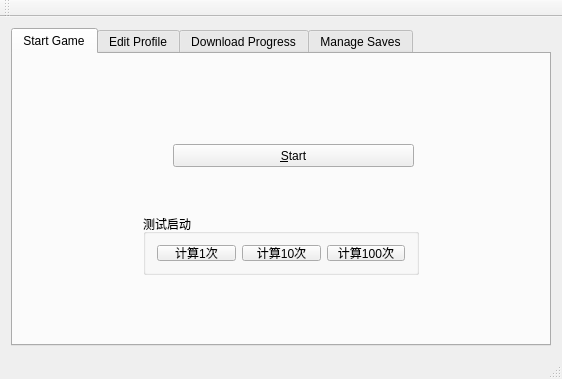
Before: the Qt Designer form Kaminec/kamineclauncher.ui in kaniol-lck/Kaminec, drawn with Qt 5.
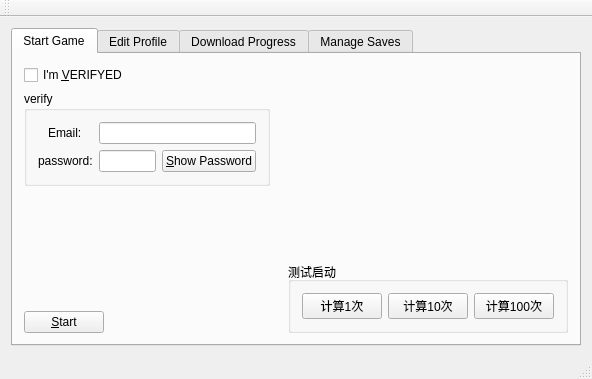
After: the same form once the commit is applied. The open tabs and pages were chosen to show the change.

Commit message: AuthCheck completed!

What changed in the file:
```diff
--- a/Kaminec/kamineclauncher.ui
+++ b/Kaminec/kamineclauncher.ui
@@ -6,12 +6,12 @@
    <rect>
     <x>0</x>
     <y>0</y>
-    <width>562</width>
+    <width>592</width>
     <height>379</height>
    </rect>
   </property>
   <property name="sizePolicy">
-   <sizepolicy hsizetype="Preferred" vsizetype="Preferred">
+   <sizepolicy hsizetype="Maximum" vsizetype="Preferred">
     <horstretch>0</horstretch>
     <verstretch>0</verstretch>
    </sizepolicy>
@@ -21,7 +21,7 @@
   </property>
   <widget class="QWidget" name="centralWidget">
    <layout class="QGridLayout" name="gridLayout">
-    <item row="0" column="0">
+    <item row="0" column="1">
      <widget class="QTabWidget" name="moduleSwitch">
       <property name="currentIndex">
        <number>1</number>
@@ -30,55 +30,186 @@
        <attribute name="title">
         <string>Start Game</string>
        </attribute>
+       <layout class="QGridLayout" name="gridLayout_7">
+        <item row="0" column="0">
+         <layout class="QHBoxLayout" name="horizontalLayout_16">
+          <item>
+           <layout class="QVBoxLayout" name="verticalLayout_3">
+            <item>
+             <layout class="QHBoxLayout" name="horizontalLayout_17">
+              <item>
+               <widget class="QCheckBox" name="verify_cb">
+                <property name="sizePolicy">
+                 <sizepolicy hsizetype="Expanding" vsizetype="Fixed">
+                  <horstretch>0</horstretch>
+                  <verstretch>0</verstretch>
+                 </sizepolicy>
+                </property>
+                <property name="text">
+                 <string>I'm &amp;VERIFYED</string>
+                </property>
+               </widget>
+              </item>
+              <item>
+               <spacer name="horizontalSpacer_4">
+                <property name="orientation">
+                 <enum>Qt::Horizontal</enum>
+                </property>
+                <property name="sizeHint" stdset="0">
+                 <size>
+                  <width>40</width>
+                  <height>20</height>
+                 </size>
+                </property>
+               </spacer>
+              </item>
+             </layout>
+            </item>
+            <item>
+             <widget class="QGroupBox" name="verifyBox">
+              <property name="title">
+               <string>verify</string>
+              </property>
+              <layout class="QGridLayout" name="gridLayout_6">
+               <item row="0" column="0">
+                <layout class="QVBoxLayout" name="verticalLayout">
+                 <item alignment="Qt::AlignHCenter">
+                  <widget class="QLabel" name="email_label">
+                   <property name="text">
+                    <string>Email:</string>
+                   </property>
+                   <property name="buddy">
+                    <cstring>email_le</cstring>
+                   </property>
+                  </widget>
+                 </item>
+                 <item alignment="Qt::AlignHCenter">
+                  <widget class="QLabel" name="password_label">
+                   <property name="text">
+                    <string>password:</string>
+                   </property>
+                   <property name="buddy">
+                    <cstring>password_le</cstring>
+                   </property>
+                  </widget>
+                 </item>
+                </layout>
+               </item>
+               <item row="0" column="1">
+                <layout class="QVBoxLayout" name="verticalLayout_2">
+                 <item>
+                  <widget class="QLineEdit" name="email_le"/>
+                 </item>
+                 <item>
+                  <layout class="QHBoxLayout" name="horizontalLayout_15">
+                   <item>
+                    <widget class="QLineEdit" name="password_le"/>
+                   </item>
+                   <item alignment="Qt::AlignHCenter">
+                    <widget class="QPushButton" name="showPassword_pb">
+                     <property name="text">
+                      <string>&amp;Show Password</string>
+                     </property>
+                    </widget>
+                   </item>
+                  </layout>
+                 </item>
+                </layout>
+               </item>
+              </layout>
+             </widget>
+            </item>
+            <item>
+             <spacer name="verticalSpacer_2">
+              <property name="orientation">
+               <enum>Qt::Vertical</enum>
+              </property>
+              <property name="sizeHint" stdset="0">
+               <size>
+                <width>20</width>
+                <height>40</height>
+               </size>
+              </property>
+             </spacer>
+            </item>
+            <item>
        <widget class="QPushButton" name="start_pb">
-        <property name="geometry">
-         <rect>
-          <x>160</x>
-          <y>90</y>
-          <width>241</width>
-          <height>23</height>
-         </rect>
+              <property name="sizePolicy">
+               <sizepolicy hsizetype="Maximum" vsizetype="Preferred">
+                <horstretch>0</horstretch>
+                <verstretch>0</verstretch>
+               </sizepolicy>
         </property>
         <property name="text">
          <string>&amp;Start</string>
         </property>
        </widget>
+            </item>
+           </layout>
+          </item>
+          <item>
+           <spacer name="horizontalSpacer_3">
+            <property name="orientation">
+             <enum>Qt::Horizontal</enum>
+            </property>
+            <property name="sizeHint" stdset="0">
+             <size>
+              <width>63</width>
+              <height>20</height>
+             </size>
+            </property>
+           </spacer>
+          </item>
+          <item>
+           <layout class="QVBoxLayout" name="verticalLayout_4">
+            <item>
+             <spacer name="verticalSpacer_3">
+              <property name="orientation">
+               <enum>Qt::Vertical</enum>
+              </property>
+              <property name="sizeHint" stdset="0">
+               <size>
+                <width>20</width>
+                <height>186</height>
+               </size>
+              </property>
+             </spacer>
+            </item>
+            <item>
        <widget class="QGroupBox" name="groupBox">
-        <property name="geometry">
-         <rect>
-          <x>130</x>
-          <y>160</y>
-          <width>276</width>
-          <height>61</height>
-         </rect>
-        </property>
         <property name="title">
          <string>测试启动</string>
         </property>
         <layout class="QGridLayout" name="gridLayout_3">
-         <item row="0" column="0">
+               <item row="1" column="2">
+                <widget class="QPushButton" name="pushButton_3">
+                 <property name="text">
+                  <string>计算100次</string>
+                 </property>
+                </widget>
+               </item>
+               <item row="1" column="0">
           <widget class="QPushButton" name="pushButton">
            <property name="text">
             <string>计算1次</string>
            </property>
           </widget>
          </item>
-         <item row="0" column="1">
+               <item row="1" column="1">
           <widget class="QPushButton" name="pushButton_2">
            <property name="text">
             <string>计算10次</string>
            </property>
           </widget>
          </item>
-         <item row="0" column="2">
-          <widget class="QPushButton" name="pushButton_3">
-           <property name="text">
-            <string>计算100次</string>
-           </property>
+              </layout>
           </widget>
          </item>
         </layout>
-       </widget>
+          </item>
+         </layout>
+        </item>
+       </layout>
       </widget>
       <widget class="QWidget" name="profile_editor">
        <attribute name="title">
```
Left out of the diff: 20 changed lines with no effect on the pictures. Lines whose indentation alone changed are shown as unchanged. The commit also changes 12 other files.
